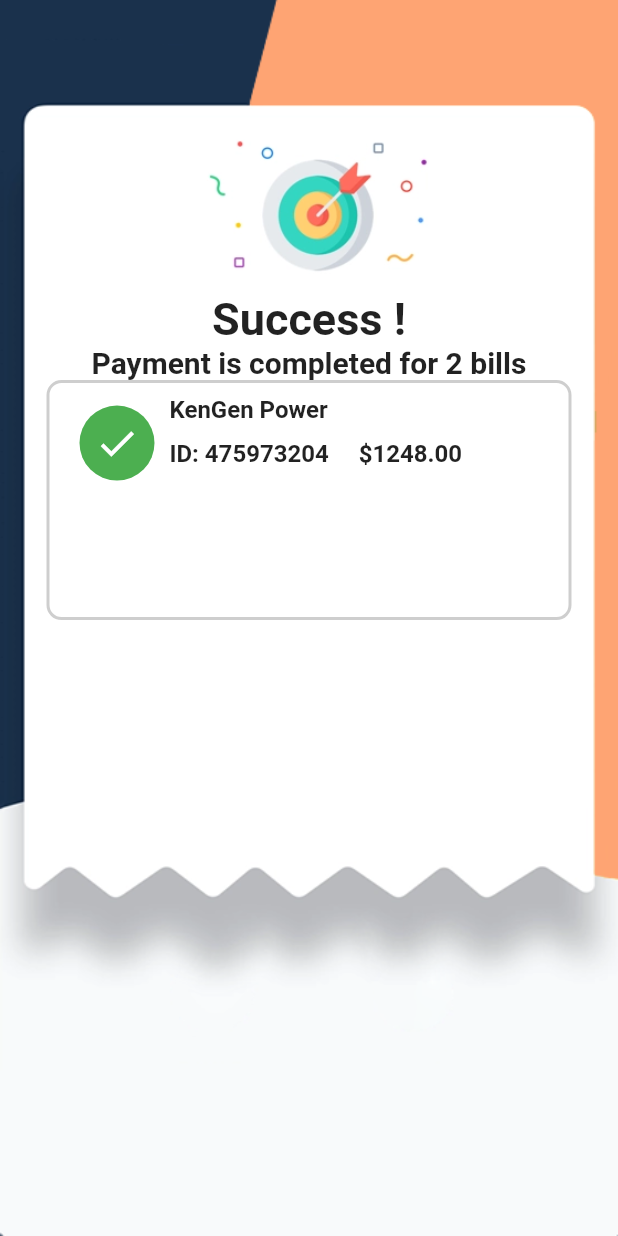
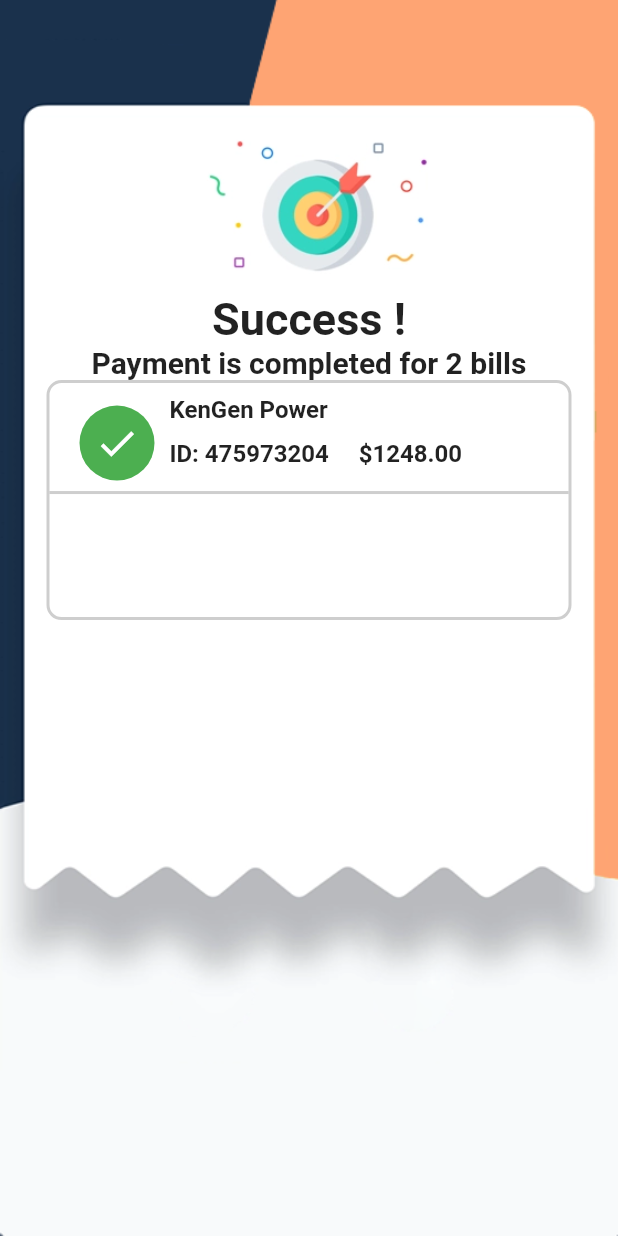
Before and after one commit to Reagandennis/flutter_payment_app_starter, a Flutter app: the screen it shows after launch, on a phone screen of 412 x 824 dp. Run offline on Flutter 3.47's test engine with Material 2 defaults, Android fonts, the phone set to English and light mode, and no system bars.

Commit message:
added a divider class to the payment container box

```diff
--- a/lib/pages/payment_page.dart
+++ b/lib/pages/payment_page.dart
@@ -119,8 +119,12 @@
                                   color: AppColor.mainColor),
                             )
                           ],
-                        )
+                        ),
                       ],
+                    ),
+                    Divider(
+                      thickness: 2,
+                      color: Colors.grey.withOpacity(0.5),
                     )
                   ],
                 ),
```
